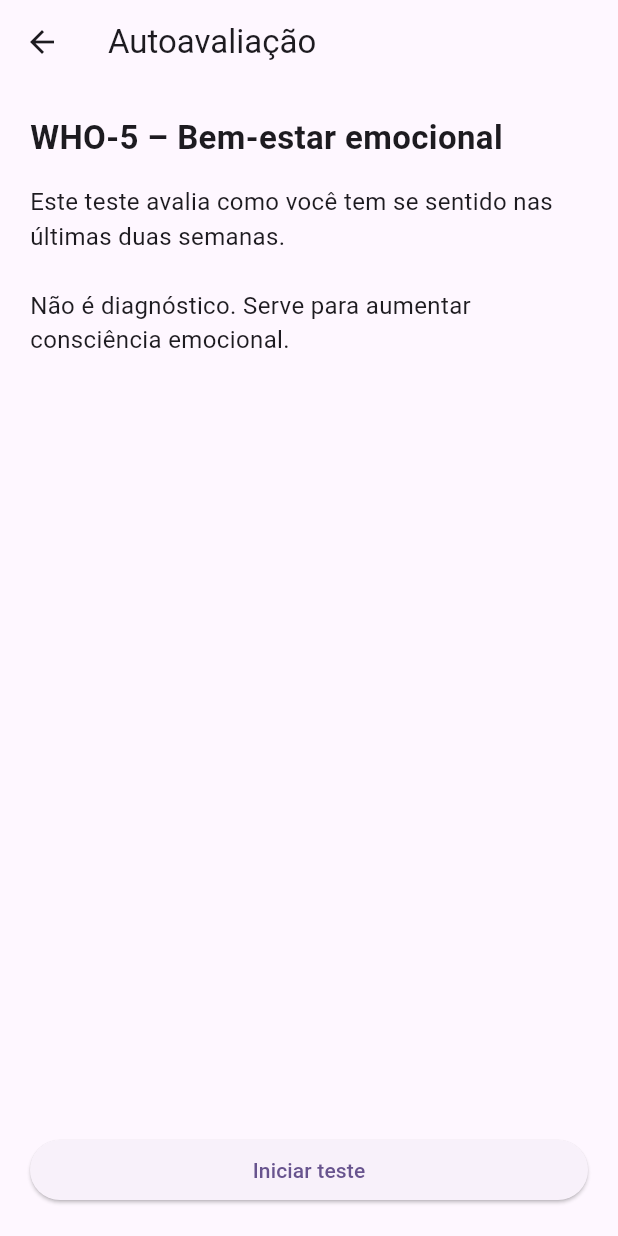
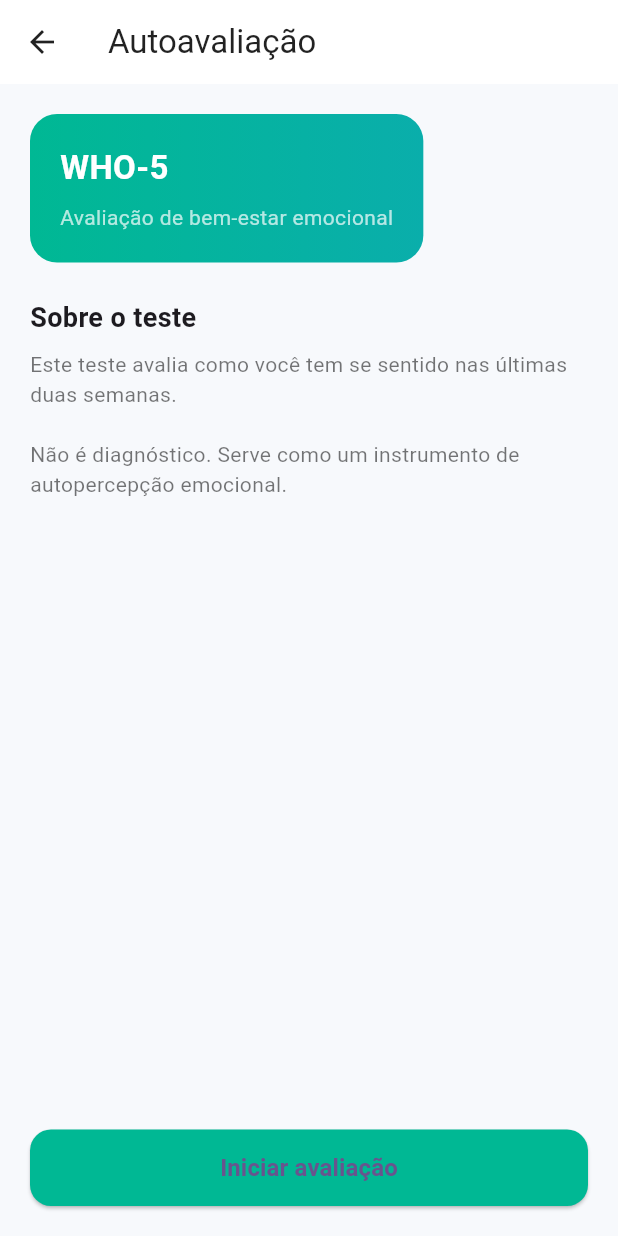
Before and after one commit to jcrrosario/MenteClara, a Flutter app: the screen it shows after launch, after a tap on "Autoavaliação", on a phone screen of 412 x 824 dp. Run offline on Flutter 3.47's test engine with Material 3 defaults, Android fonts, the light colour scheme and no system bars; our stand-ins replace drift; accounts and stored records are empty; generated files the repository leaves out were written again.

Commit message:
Melhoria de UI no teste

```diff
--- a/lib/pages/who5_intro_page.dart
+++ b/lib/pages/who5_intro_page.dart
@@ -7,29 +7,70 @@ class Who5IntroPage extends StatelessWidget {
   @override
   Widget build(BuildContext context) {
     return Scaffold(
+      backgroundColor: const Color(0xFFF7F9FC),
       appBar: AppBar(
         title: const Text('Autoavaliação'),
+        backgroundColor: Colors.white,
+        foregroundColor: Colors.black87,
+        elevation: 0,
       ),
       body: Padding(
         padding: const EdgeInsets.all(20),
         child: Column(
           crossAxisAlignment: CrossAxisAlignment.start,
           children: [
+            Container(
+              padding: const EdgeInsets.all(20),
+              decoration: BoxDecoration(
+                borderRadius: BorderRadius.circular(18),
+                gradient: const LinearGradient(
+                  colors: [
+                    Color(0xFF00B894),
+                    Color(0xFF0AAEAB),
+                  ],
+                ),
+              ),
+              child: Column(
+                crossAxisAlignment: CrossAxisAlignment.start,
+                children: const [
+                  Text(
+                    'WHO-5',
+                    style: TextStyle(
+                      color: Colors.white,
+                      fontSize: 22,
+                      fontWeight: FontWeight.w700,
+                    ),
+                  ),
+                  SizedBox(height: 8),
+                  Text(
+                    'Avaliação de bem-estar emocional',
+                    style: TextStyle(color: Colors.white70),
+                  ),
+                ],
+              ),
+            ),
+            const SizedBox(height: 24),
             const Text(
-              'WHO-5 – Bem-estar emocional',
-              style: TextStyle(fontSize: 22, fontWeight: FontWeight.bold),
+              'Sobre o teste',
+              style: TextStyle(fontSize: 18, fontWeight: FontWeight.w700),
             ),
-            const SizedBox(height: 16),
+            const SizedBox(height: 8),
             const Text(
               'Este teste avalia como você tem se sentido nas últimas duas semanas.\n\n'
-                  'Não é diagnóstico. Serve para aumentar consciência emocional.',
-              style: TextStyle(fontSize: 16),
+                  'Não é diagnóstico. Serve como um instrumento de autopercepção emocional.',
+              style: TextStyle(color: Colors.black54, height: 1.4),
             ),
             const Spacer(),
             SizedBox(
               width: double.infinity,
               child: ElevatedButton(
-                child: const Text('Iniciar teste'),
+                style: ElevatedButton.styleFrom(
+                  backgroundColor: const Color(0xFF00B894),
+                  padding: const EdgeInsets.symmetric(vertical: 14),
+                  shape: RoundedRectangleBorder(
+                    borderRadius: BorderRadius.circular(14),
+                  ),
+                ),
                 onPressed: () {
                   Navigator.push(
                     context,
@@ -38,6 +79,10 @@ class Who5IntroPage extends StatelessWidget {
                     ),
                   );
                 },
+                child: const Text(
+                  'Iniciar avaliação',
+                  style: TextStyle(fontSize: 16, fontWeight: FontWeight.w700),
+                ),
               ),
             )
           ],
```
Also changed, not shown: lib/pages/who5_result_page.dart (+42 -13 lines), lib/pages/who5_test_page.dart (+56 -36 lines).
